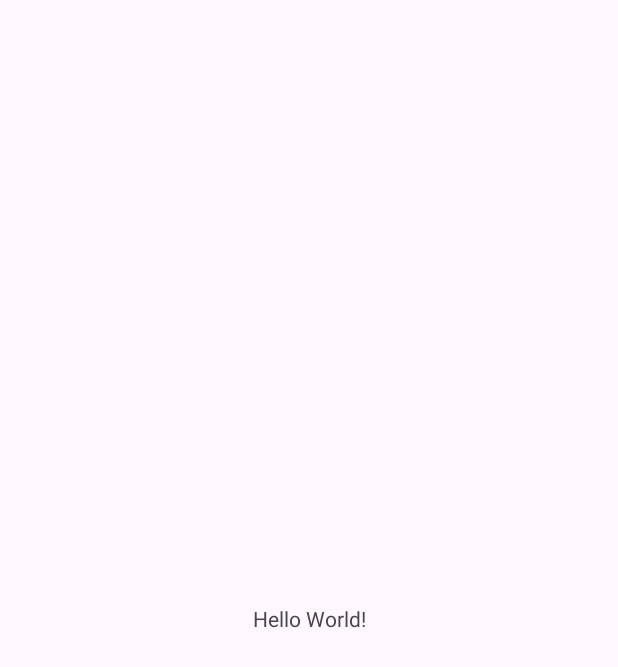
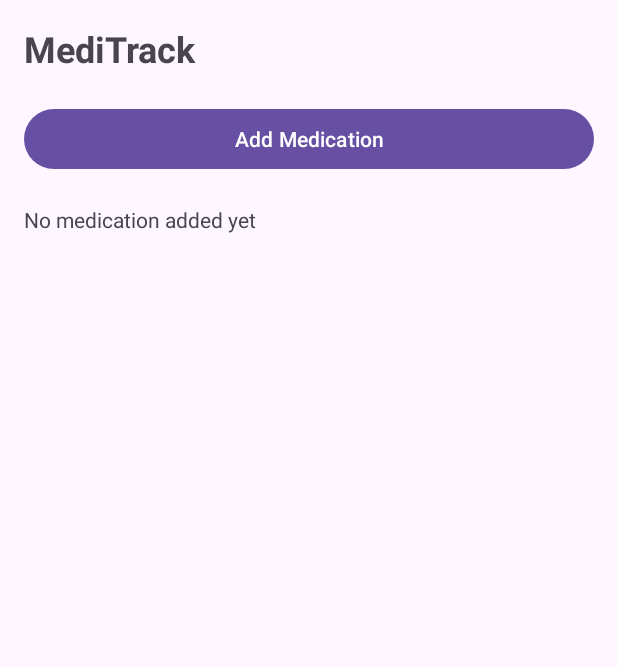
Before and after one commit to S00201014-ATU/MediTrack, an Android app: the screen it shows after launch (MainActivity), on a phone screen of 412 x 824 dp. Before the commit the part shown is almost empty. Shown: the top 667 px of the screen. Run offline under Robolectric (Android 15) with nearby library versions, the phone set to English and light mode, and no system bars.

Commit message:
Add main screen with button and placeholder text using clear IDs, update compileSdk/targetSdk to 35, and keep AGP at 8.5.0 for compatibility

```diff
--- a/app/build.gradle.kts
+++ b/app/build.gradle.kts
@@ -4,12 +4,12 @@ plugins {
 
 android {
     namespace = "com.example.meditrack"
-    compileSdk = 34
+    compileSdk = 35
 
     defaultConfig {
         applicationId = "com.example.meditrack"
         minSdk = 24
-        targetSdk = 34
+        targetSdk = 35
         versionCode = 1
         versionName = "1.0"
 
@@ -32,7 +32,6 @@ android {
 }
 
 dependencies {
-
     implementation(libs.appcompat)
     implementation(libs.material)
     implementation(libs.activity)
--- a/app/src/main/java/com/example/meditrack/MainActivity.java
+++ b/app/src/main/java/com/example/meditrack/MainActivity.java
@@ -1,24 +1,23 @@
 package com.example.meditrack;
 
 import android.os.Bundle;
-
-import androidx.activity.EdgeToEdge;
+import android.widget.Button;
+import android.widget.Toast;
 import androidx.appcompat.app.AppCompatActivity;
-import androidx.core.graphics.Insets;
-import androidx.core.view.ViewCompat;
-import androidx.core.view.WindowInsetsCompat;
 
 public class MainActivity extends AppCompatActivity {
 
     @Override
     protected void onCreate(Bundle savedInstanceState) {
         super.onCreate(savedInstanceState);
-        EdgeToEdge.enable(this);
         setContentView(R.layout.activity_main);
-        ViewCompat.setOnApplyWindowInsetsListener(findViewById(R.id.main), (v, insets) -> {
-            Insets systemBars = insets.getInsets(WindowInsetsCompat.Type.systemBars());
-            v.setPadding(systemBars.left, systemBars.top, systemBars.right, systemBars.bottom);
-            return insets;
-        });
+
+        // Find the button
+        Button btnAddMedication = findViewById(R.id.btnAddMedication);
+
+        //Show a message when the button is clicked
+        btnAddMedication.setOnClickListener(v ->
+                Toast.makeText(this, "Add medication clicked", Toast.LENGTH_SHORT).show()
+        );
     }
 }
--- a/app/src/main/res/layout/activity_main.xml
+++ b/app/src/main/res/layout/activity_main.xml
@@ -1,19 +1,33 @@
 <?xml version="1.0" encoding="utf-8"?>
-<androidx.constraintlayout.widget.ConstraintLayout xmlns:android="http://schemas.android.com/apk/res/android"
-    xmlns:app="http://schemas.android.com/apk/res-auto"
-    xmlns:tools="http://schemas.android.com/tools"
-    android:id="@+id/main"
+<LinearLayout xmlns:android="http://schemas.android.com/apk/res/android"
     android:layout_width="match_parent"
     android:layout_height="match_parent"
-    tools:context=".MainActivity">
+    android:orientation="vertical"
+    android:padding="16dp">
 
+    <!-- Title text -->
     <TextView
+        android:id="@+id/txtTitle"
         android:layout_width="wrap_content"
         android:layout_height="wrap_content"
-        android:text="Hello World!"
-        app:layout_constraintBottom_toBottomOf="parent"
-        app:layout_constraintEnd_toEndOf="parent"
-        app:layout_constraintStart_toStartOf="parent"
-        app:layout_constraintTop_toTopOf="parent" />
+        android:text="MediTrack"
+        android:textSize="24sp"
+        android:textStyle="bold" />
 
-</androidx.constraintlayout.widget.ConstraintLayout>
+    <!-- Button to add medication -->
+    <Button
+        android:id="@+id/btnAddMedication"
+        android:layout_width="match_parent"
+        android:layout_height="wrap_content"
+        android:text="Add Medication"
+        android:layout_marginTop="20dp" />
+
+    <!-- Placeholder text for now -->
+    <TextView
+        android:id="@+id/txtPlaceholder"
+        android:layout_width="wrap_content"
+        android:layout_height="wrap_content"
+        android:text="No medication added yet"
+        android:layout_marginTop="20dp"/>
+
+</LinearLayout>
--- a/build.gradle.kts
+++ b/build.gradle.kts
@@ -1,4 +1,3 @@
-// Top-level build file where you can add configuration options common to all sub-projects/modules.
 plugins {
     alias(libs.plugins.android.application) apply false
 }
```
